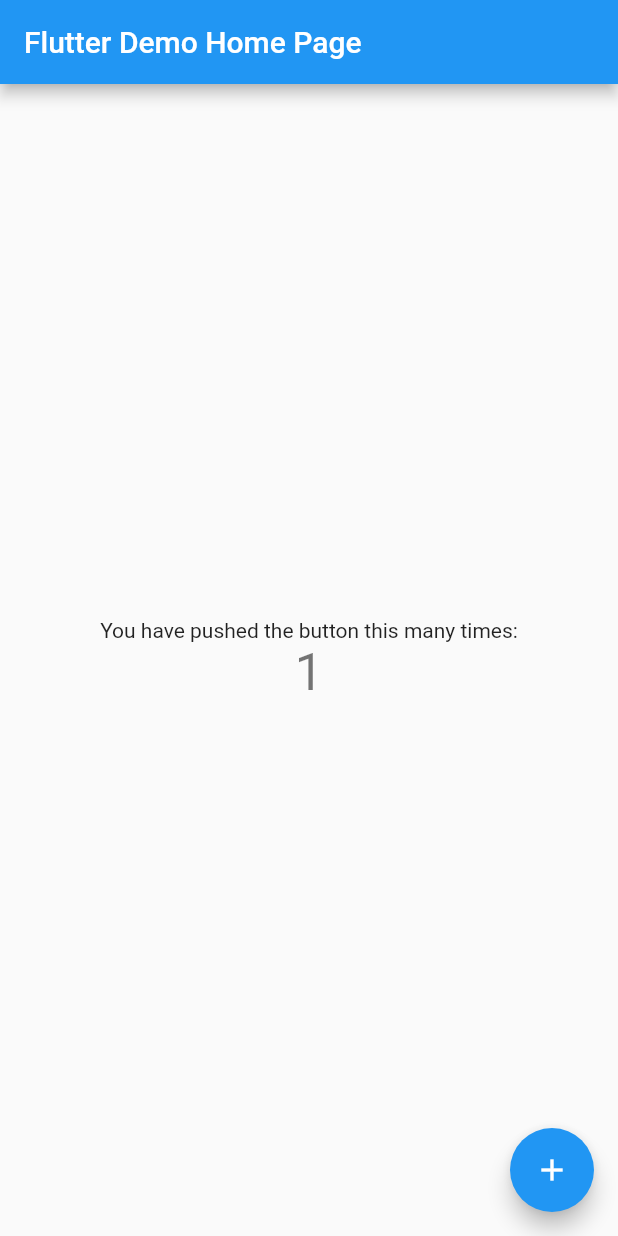
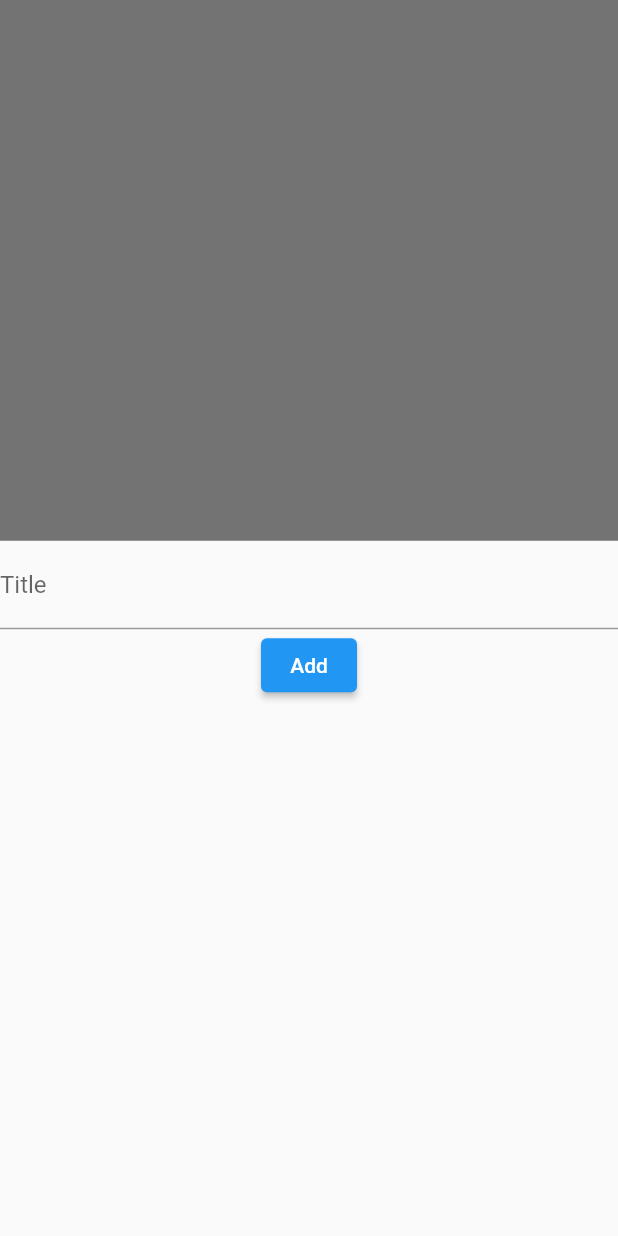
Before and after one commit to kfischer-okarin/fun_todo_list, a Flutter app: the screen it shows after launch, after a tap on the "add" icon, on a phone screen of 412 x 824 dp. Run offline on Flutter 3.47's test engine with Material 2 defaults, Android fonts, the phone set to English and light mode, and no system bars.

Commit message:
Implement minimal ugly UI

```diff
--- /dev/null
+++ b/lib/app.dart
@@ -0,0 +1,82 @@
+import 'package:flutter/material.dart';
+
+import 'domain/todo_list_service.dart';
+
+class App extends StatelessWidget {
+  final TodoListService _service;
+
+  const App(this._service, {super.key});
+
+  @override
+  Widget build(BuildContext context) {
+    return MaterialApp(
+      title: 'Fun To Do List',
+      home: TodoListPage(_service),
+    );
+  }
+}
+
+class TodoListPage extends StatefulWidget {
+  final TodoListService _service;
+
+  const TodoListPage(this._service, {super.key});
+
+  @override
+  State<TodoListPage> createState() => _TodoListPageState();
+}
+
+class _TodoListPageState extends State<TodoListPage> {
+  String _title = '';
+  List<Todo> _todos = [];
+
+  @override
+  void initState() {
+    super.initState();
+    _todos = widget._service.listTodos();
+  }
+
+  @override
+  Widget build(BuildContext context) {
+    return Scaffold(
+        body: ListView(
+          children: [
+            for (final todo in _todos)
+              ListTile(
+                title: Text(todo.title),
+              ),
+          ],
+        ),
+        floatingActionButton: FloatingActionButton(
+          onPressed: () {
+            showModalBottomSheet(
+                context: context,
+                builder: (context) {
+                  return Column(
+                    children: [
+                      TextField(
+                        decoration: const InputDecoration(
+                          labelText: 'Title',
+                        ),
+                        onChanged: (value) {
+                          setState(() {
+                            _title = value;
+                          });
+                        },
+                      ),
+                      ElevatedButton(
+                        onPressed: () {
+                          widget._service.addTodo(_title);
+                          Navigator.pop(context);
+                          _todos = widget._service.listTodos();
+                        },
+                        child: const Text('Add'),
+                      )
+                    ],
+                  );
+                });
+          },
+          tooltip: 'Add Todo',
+          child: const Icon(Icons.add),
+        ));
+  }
+}
--- a/lib/main.dart
+++ b/lib/main.dart
@@ -1,115 +1,8 @@
 import 'package:flutter/material.dart';
 
+import 'domain/todo_list_service.dart';
+import 'app.dart';
+
 void main() {
-  runApp(const MyApp());
+  runApp(App(TodoListService()));
 }
-
-class MyApp extends StatelessWidget {
-  const MyApp({super.key});
-
-  // This widget is the root of your application.
-  @override
-  Widget build(BuildContext context) {
-    return MaterialApp(
-      title: 'Flutter Demo',
-      theme: ThemeData(
-        // This is the theme of your application.
-        //
-        // Try running your application with "flutter run". You'll see the
-        // application has a blue toolbar. Then, without quitting the app, try
-        // changing the primarySwatch below to Colors.green and then invoke
-        // "hot reload" (press "r" in the console where you ran "flutter run",
-        // or simply save your changes to "hot reload" in a Flutter IDE).
-        // Notice that the counter didn't reset back to zero; the application
-        // is not restarted.
-        primarySwatch: Colors.blue,
-      ),
-      home: const MyHomePage(title: 'Flutter Demo Home Page'),
-    );
-  }
-}
-
-class MyHomePage extends StatefulWidget {
-  const MyHomePage({super.key, required this.title});
-
-  // This widget is the home page of your application. It is stateful, meaning
-  // that it has a State object (defined below) that contains fields that affect
-  // how it looks.
-
-  // This class is the configuration for the state. It holds the values (in this
-  // case the title) provided by the parent (in this case the App widget) and
-  // used by the build method of the State. Fields in a Widget subclass are
-  // always marked "final".
-
-  final String title;
-
-  @override
-  State<MyHomePage> createState() => _MyHomePageState();
-}
-
-class _MyHomePageState extends State<MyHomePage> {
-  int _counter = 0;
-
-  void _incrementCounter() {
-    setState(() {
-      // This call to setState tells the Flutter framework that something has
-      // changed in this State, which causes it to rerun the build method below
-      // so that the display can reflect the updated values. If we changed
-      // _counter without calling setState(), then the build method would not be
-      // called again, and so nothing would appear to happen.
-      _counter++;
-    });
-  }
-
-  @override
-  Widget build(BuildContext context) {
-    // This method is rerun every time setState is called, for instance as done
-    // by the _incrementCounter method above.
-    //
-    // The Flutter framework has been optimized to make rerunning build methods
-    // fast, so that you can just rebuild anything that needs updating rather
-    // than having to individually change instances of widgets.
-    return Scaffold(
-      appBar: AppBar(
-        // Here we take the value from the MyHomePage object that was created by
-        // the App.build method, and use it to set our appbar title.
-        title: Text(widget.title),
-      ),
-      body: Center(
-        // Center is a layout widget. It takes a single child and positions it
-        // in the middle of the parent.
-        child: Column(
-          // Column is also a layout widget. It takes a list of children and
-          // arranges them vertically. By default, it sizes itself to fit its
-          // children horizontally, and tries to be as tall as its parent.
-          //
-          // Invoke "debug painting" (press "p" in the console, choose the
-          // "Toggle Debug Paint" action from the Flutter Inspector in Android
-          // Studio, or the "Toggle Debug Paint" command in Visual Studio Code)
-          // to see the wireframe for each widget.
-          //
-          // Column has various properties to control how it sizes itself and
-          // how it positions its children. Here we use mainAxisAlignment to
-          // center the children vertically; the main axis here is the vertical
-          // axis because Columns are vertical (the cross axis would be
-          // horizontal).
-          mainAxisAlignment: MainAxisAlignment.center,
-          children: <Widget>[
-            const Text(
-              'You have pushed the button this many times:',
-            ),
-            Text(
-              '$_counter',
-              style: Theme.of(context).textTheme.headline4,
-            ),
-          ],
-        ),
-      ),
-      floatingActionButton: FloatingActionButton(
-        onPressed: _incrementCounter,
-        tooltip: 'Increment',
-        child: const Icon(Icons.add),
-      ), // This trailing comma makes auto-formatting nicer for build methods.
-    );
-  }
-}
```
Also changed, not shown: 2 other files.
